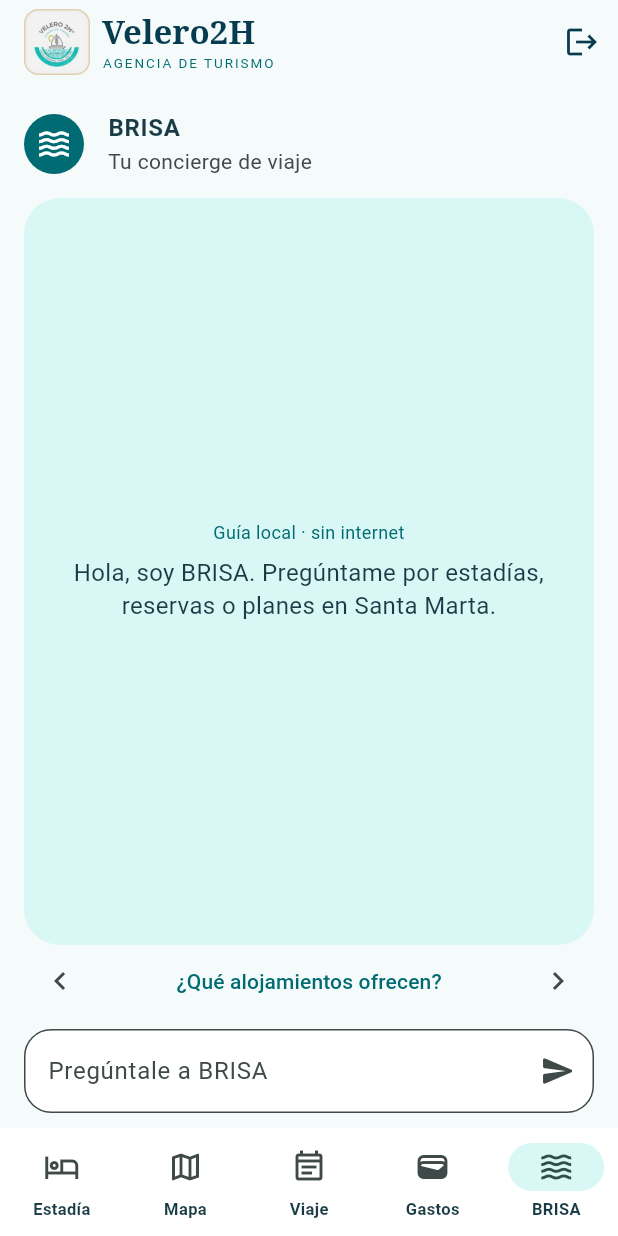
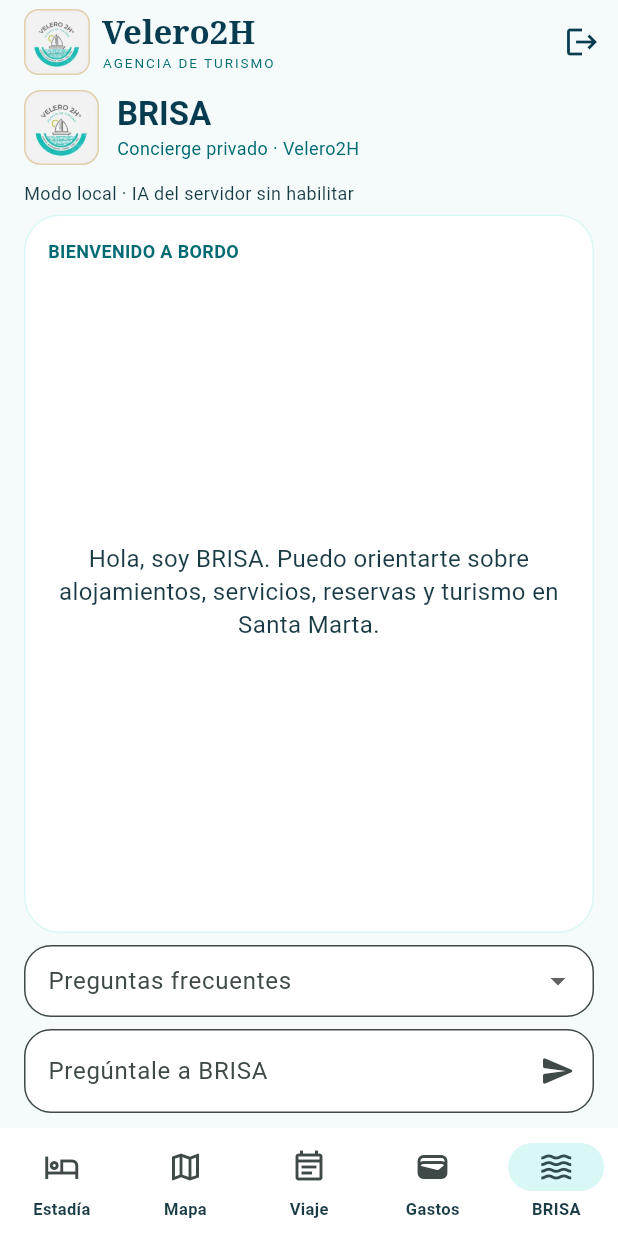
Before and after one commit to davidruizmanti1-lab/BIOMETRIC_LOGIN17, a Flutter app: the HomeScreen screen opened directly, item 5 of the bottom bar chosen, on a phone screen of 412 x 824 dp. Run offline on Flutter 3.47's test engine with Material 3 defaults, Android fonts, the phone set to English and light mode, and no system bars; our stand-ins replace flutter_map, geolocator, latlong2, local_auth.

Commit message:
BRISA concierge Aqua Luxury: historial, respuesta local y estado de IA

```diff
--- a/lib/presentation/screens/brisa_screen.dart
+++ b/lib/presentation/screens/brisa_screen.dart
@@ -1,72 +1,156 @@
 import 'package:flutter/material.dart';
 import 'package:provider/provider.dart';
-import '../controllers/auth_controller.dart';
 import '../../core/velero_theme.dart';
 import '../../domain/services/brisa_faq.dart';
+import '../controllers/auth_controller.dart';
+import '../widgets/velero_brand.dart';
 
 class BrisaScreen extends StatefulWidget {
   const BrisaScreen({super.key});
+
   @override
   State<BrisaScreen> createState() => _BrisaScreenState();
 }
 
 class _BrisaScreenState extends State<BrisaScreen> {
   final _input = TextEditingController();
-  String _answer = 'Hola, soy BRISA. Pregúntame por estadías, reservas o planes en Santa Marta.';
+  final _history = <(String, String, String)>[];
   int _page = 0;
-  bool _online = false, _busy = false;
-  String _source = 'Guía local · sin internet';
-  static const _questions = ['¿Qué alojamientos ofrecen?', '¿Cuánto cuesta?', '¿Cómo reservo?', '¿Hay disponibilidad?', '¿Ofrecen tours?'];
+  bool _online = false;
+  bool _busy = false;
+  String? _notice;
+
+  static const _suggestions = [
+    '¿Qué alojamientos ofrecen?',
+    '¿Tienen cocina y aire acondicionado?',
+    '¿Cuánto cuesta y cómo reservo?',
+    '¿Hay disponibilidad?',
+  ];
+
   @override
-  void dispose() { _input.dispose(); super.dispose(); }
+  void dispose() {
+    _input.dispose();
+    super.dispose();
+  }
 
-  Future<void> _ask(String q) async {
+  Future<void> _ask(String question) async {
     if (_busy) return;
+    final q = question.trim();
     FocusScope.of(context).unfocus();
     if (!BrisaFaq.safe(q)) {
-      setState(() { _answer = BrisaFaq.answer(q); _source = 'Privacidad'; });
+      setState(() => _notice = BrisaFaq.privacy);
       return;
     }
+
     final auth = context.read<AuthController>();
-    setState(() => _busy = true);
+    final useOnline = _online && auth.brisaAvailable;
+    setState(() {
+      _notice = null;
+      _busy = useOnline;
+      if (_history.length >= 12) _history.removeAt(0);
+      _history.add((q, BrisaFaq.answer(q), useOnline ? 'Guía local · consultando IA' : 'Guía local'));
+      _page = _history.length - 1;
+    });
     _input.clear();
+    if (!useOnline) return;
+
+    // La respuesta local permanece visible si el servidor no responde.
     String? topic;
-    if (_online) {
-      try { topic = await auth.askBrisa(q.trim()); } catch (_) {}
+    try {
+      topic = await auth.askBrisa(q);
+    } catch (_) {
+      topic = null;
     }
     if (!mounted) return;
+    final confirmed = BrisaFaq.validTopics(topic).isNotEmpty;
     setState(() {
-      _answer = BrisaFaq.answer(q, topic: topic);
-      _source = topic == null ? 'Guía local · sin internet' : 'IA semántica · respuestas verificadas';
+      _history[_history.length - 1] = (
+        q,
+        BrisaFaq.answer(q, topic: confirmed ? topic : null),
+        confirmed ? 'IA en línea · guía autorizada' : 'Guía local · IA no disponible',
+      );
       _busy = false;
     });
   }
 
   @override
-  Widget build(BuildContext context) => LayoutBuilder(builder: (context, size) {
-    final compact = size.maxHeight < 390;
+  Widget build(BuildContext context) {
+    final available = context.watch<AuthController>().brisaAvailable;
+    final latest = _history.isEmpty ? null : _history[_page];
+    return LayoutBuilder(builder: (context, size) {
+      final compact = size.maxHeight < 400;
       return Column(crossAxisAlignment: CrossAxisAlignment.stretch, children: [
-      if (!compact) const ListTile(contentPadding: EdgeInsets.zero, leading: CircleAvatar(backgroundColor: VeleroTheme.teal, foregroundColor: Colors.white, child: Icon(Icons.waves)), title: Text('BRISA', style: TextStyle(fontWeight: FontWeight.bold)), subtitle: Text('Tu concierge de viaje')),
-      Expanded(child: Container(
-        decoration: BoxDecoration(color: VeleroTheme.water, borderRadius: BorderRadius.circular(24)),
-        padding: const EdgeInsets.all(16),
-        child: Center(child: Column(mainAxisSize: MainAxisSize.min, children: [
-          Text(_source, textAlign: TextAlign.center, style: const TextStyle(color: VeleroTheme.teal, fontSize: 12)),
+        if (!compact) ...[
+          Row(children: [
+            const VeleroBrand(size: 50),
+            const SizedBox(width: 12),
+            Expanded(child: Column(crossAxisAlignment: CrossAxisAlignment.start, children: [
+              Text('BRISA', style: Theme.of(context).textTheme.titleLarge?.copyWith(
+                fontWeight: FontWeight.w700, color: VeleroTheme.ocean)),
+              const Text('Concierge privado · Velero2H', style: TextStyle(color: VeleroTheme.teal, fontSize: 12)),
+            ])),
+          ]),
+          const SizedBox(height: 10),
+          if (available)
+            SwitchListTile(
+              dense: true, contentPadding: EdgeInsets.zero,
+              title: const Text('IA en línea'),
+              subtitle: const Text('Envía solo preguntas generales al proveedor.'),
+              value: _online,
+              onChanged: _busy ? null : (value) => setState(() => _online = value),
+            )
+          else const Text('Modo local · IA del servidor sin habilitar', style: TextStyle(fontSize: 12)),
+        ],
+        if (_busy) const LinearProgressIndicator(),
+        const SizedBox(height: 6),
+        Expanded(child: Card(
+          margin: EdgeInsets.zero,
+          child: Padding(
+            padding: EdgeInsets.all(compact ? 10 : 16),
+            child: Column(crossAxisAlignment: CrossAxisAlignment.stretch, children: [
+              Text(latest?.$3 ?? 'BIENVENIDO A BORDO', style: const TextStyle(
+                color: VeleroTheme.teal, fontWeight: FontWeight.w600, fontSize: 12)),
+              if (latest != null && !compact) ...[
+                const SizedBox(height: 6),
+                Text(latest.$1, maxLines: 2, overflow: TextOverflow.ellipsis,
+                  style: const TextStyle(fontWeight: FontWeight.bold)),
+              ],
               const SizedBox(height: 8),
-          Flexible(child: Text(_answer, textAlign: TextAlign.center, style: const TextStyle(fontSize: 16, height: 1.35))),
-        ])),
+              Expanded(child: Center(child: FittedBox(
+                fit: BoxFit.scaleDown,
+                alignment: Alignment.center,
+                child: SizedBox(
+                  width: (size.maxWidth - 36).clamp(120.0, 600.0).toDouble(),
+                  child: Text(latest?.$2 ?? 'Hola, soy BRISA. Puedo orientarte sobre alojamientos, servicios, reservas y turismo en Santa Marta.',
+                    style: const TextStyle(fontSize: 16, height: 1.35), textAlign: TextAlign.center),
+                ),
+              ))),
+            ]),
+          ),
         )),
-      if (!compact && context.watch<AuthController>().brisaAvailable)
-        SwitchListTile(dense: true, contentPadding: EdgeInsets.zero, title: const Text('IA en línea (opcional)'), subtitle: const Text('Envía únicamente preguntas generales.'), value: _online, onChanged: _busy ? null : (v) => setState(() => _online = v)),
-      if (!compact) Row(children: [
-        IconButton(tooltip: 'Anterior', onPressed: () => setState(() => _page = (_page + _questions.length - 1) % _questions.length), icon: const Icon(Icons.chevron_left)),
-        Expanded(child: TextButton(onPressed: () => _ask(_questions[_page]), child: Text(_questions[_page]))),
-        IconButton(tooltip: 'Siguiente', onPressed: () => setState(() => _page = (_page + 1) % _questions.length), icon: const Icon(Icons.chevron_right)),
+        if (!compact && _history.length > 1) Row(mainAxisAlignment: MainAxisAlignment.center, children: [
+          IconButton(tooltip: 'Consulta anterior', onPressed: _page > 0 ? () => setState(() => _page--) : null, icon: const Icon(Icons.chevron_left)),
+          Text((_page + 1).toString() + '/' + _history.length.toString()),
+          IconButton(tooltip: 'Consulta siguiente', onPressed: _page + 1 < _history.length ? () => setState(() => _page++) : null, icon: const Icon(Icons.chevron_right)),
         ]),
+        if (!compact && _history.isEmpty) Padding(
+          padding: const EdgeInsets.only(top: 8),
+          child: DropdownButtonFormField<String>(
+            isExpanded: true,
+            decoration: const InputDecoration(labelText: 'Preguntas frecuentes', isDense: true),
+            items: [for (final q in _suggestions) DropdownMenuItem(value: q, child: Text(q, overflow: TextOverflow.ellipsis))],
+            onChanged: (q) { if (q != null) _ask(q); },
+          ),
+        ),
+        if (_notice != null) Text(_notice!, style: TextStyle(color: Theme.of(context).colorScheme.error), maxLines: 2),
         const SizedBox(height: 8),
-      TextField(controller: _input, enabled: !_busy, maxLength: 300, textInputAction: TextInputAction.send, onSubmitted: _ask,
-        decoration: InputDecoration(hintText: 'Pregúntale a BRISA', counterText: '', suffixIcon: IconButton(tooltip: 'Enviar', onPressed: _busy ? null : () => _ask(_input.text), icon: const Icon(Icons.send_rounded)))),
-      if (_busy) const LinearProgressIndicator(),
+        TextField(
+          controller: _input, enabled: !_busy, maxLength: 300,
+          textInputAction: TextInputAction.send, onSubmitted: _ask,
+          decoration: InputDecoration(hintText: 'Pregúntale a BRISA', counterText: '',
+            suffixIcon: IconButton(tooltip: 'Enviar pregunta', onPressed: _busy ? null : () => _ask(_input.text), icon: const Icon(Icons.send_rounded))),
+        ),
       ]);
     });
   }
+}
```
Also changed, not shown: 2 other files. Lines whose indentation alone changed are shown as unchanged.
